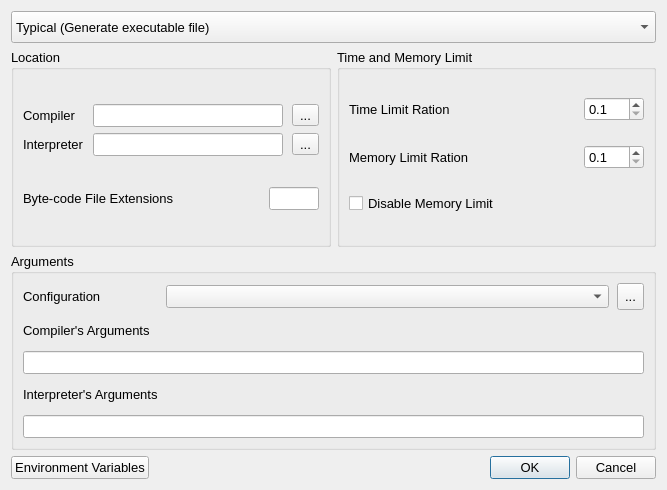
First picture: the form in src/forms/advancedcompilersettingsdialog.ui, repository Project-LemonLime/Project_LemonLime, before the edit.
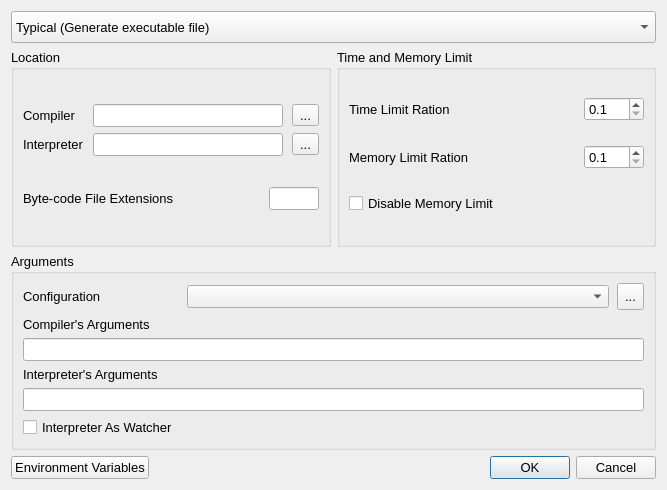
Second picture: the form after the edit. Icons and pictures are not drawn.

Commit message:
feat: Interpreter as Watcher for UNIX (#250)
* feat: Runner wrap for UNIX

* refactor(judge): Use MiB as parameter name

* feat: Execute as watcher

* chore: Fix tests

* refactor: Rename to Interpreter as Watcher

* test: Fix file conflicts

* fix: Minor fixes

* refactor: Split into multiple arguments

Patch:
```diff
--- a/src/forms/advancedcompilersettingsdialog.ui
+++ b/src/forms/advancedcompilersettingsdialog.ui
@@ -303,6 +303,13 @@
         </property>
        </widget>
       </item>
+      <item row="5" column="0">
+       <widget class="QCheckBox" name="interpreterAsWatcher">
+        <property name="text">
+         <string>Interpreter As Watcher</string>
+        </property>
+       </widget>
+      </item>
       <item row="0" column="1">
        <widget class="QComboBox" name="configurationSelect"/>
       </item>
```
Left out of the diff: 1 changed line with no effect on the pictures. The commit also changes 23 other files.
